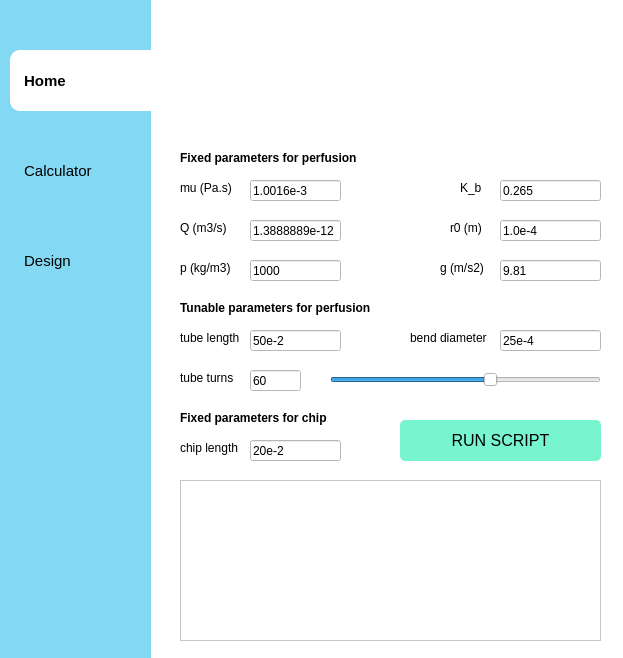
Before: the Qt Designer form appGUI.ui in JuanCamiloGS/VivoStreamGUI, drawn with Qt 5.
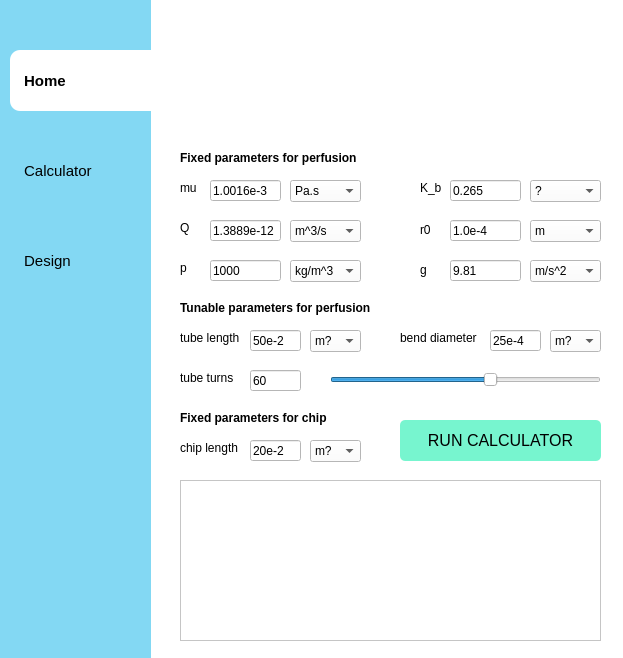
After: the same form once the commit is applied. The open tabs and pages were chosen to show the change. Icons and pictures are not drawn.

Commit message: visual changes in Calculator

```diff
--- a/appGUI.ui
+++ b/appGUI.ui
@@ -296,9 +296,9 @@
      <widget class="QLineEdit" name="lineEditR0">
       <property name="geometry">
        <rect>
-        <x>330</x>
+        <x>280</x>
         <y>80</y>
-        <width>101</width>
+        <width>71</width>
         <height>21</height>
        </rect>
       </property>
@@ -309,9 +309,9 @@
      <widget class="QLineEdit" name="lineEditKb">
       <property name="geometry">
        <rect>
-        <x>330</x>
+        <x>280</x>
         <y>40</y>
-        <width>101</width>
+        <width>71</width>
         <height>21</height>
        </rect>
       </property>
@@ -322,9 +322,9 @@
      <widget class="QLineEdit" name="lineEditG">
       <property name="geometry">
        <rect>
-        <x>330</x>
+        <x>280</x>
         <y>120</y>
-        <width>101</width>
+        <width>71</width>
         <height>21</height>
        </rect>
       </property>
@@ -350,7 +350,7 @@
        <bool>false</bool>
       </property>
       <property name="text">
-       <string>RUN SCRIPT</string>
+       <string>RUN CALCULATOR</string>
       </property>
      </widget>
      <widget class="QLabel" name="label_12">
@@ -371,7 +371,7 @@
        <rect>
         <x>80</x>
         <y>300</y>
-        <width>91</width>
+        <width>51</width>
         <height>21</height>
        </rect>
       </property>
@@ -406,7 +406,7 @@
        <rect>
         <x>10</x>
         <y>190</y>
-        <width>91</width>
+        <width>61</width>
         <height>16</height>
        </rect>
       </property>
@@ -430,9 +430,9 @@
      <widget class="QLineEdit" name="lineEditMu">
       <property name="geometry">
        <rect>
-        <x>80</x>
+        <x>40</x>
         <y>40</y>
-        <width>91</width>
+        <width>71</width>
         <height>21</height>
        </rect>
       </property>
@@ -466,27 +466,27 @@
      <widget class="QLabel" name="label_4">
       <property name="geometry">
        <rect>
-        <x>280</x>
+        <x>250</x>
         <y>80</y>
-        <width>41</width>
-        <height>16</height>
+        <width>21</width>
+        <height>20</height>
        </rect>
       </property>
       <property name="text">
-       <string>r0 (m)</string>
+       <string>r0</string>
       </property>
      </widget>
      <widget class="QLabel" name="label_7">
       <property name="geometry">
        <rect>
-        <x>270</x>
+        <x>250</x>
         <y>120</y>
-        <width>51</width>
-        <height>16</height>
+        <width>21</width>
+        <height>20</height>
        </rect>
       </property>
       <property name="text">
-       <string>g (m/s2)</string>
+       <string>g </string>
       </property>
      </widget>
      <widget class="QLabel" name="label">
@@ -510,9 +510,9 @@
      <widget class="QLineEdit" name="lineEditBD">
       <property name="geometry">
        <rect>
-        <x>330</x>
+        <x>320</x>
         <y>190</y>
-        <width>101</width>
+        <width>51</width>
         <height>21</height>
        </rect>
       </property>
@@ -523,7 +523,7 @@
      <widget class="QLabel" name="label_9">
       <property name="geometry">
        <rect>
-        <x>240</x>
+        <x>230</x>
         <y>190</y>
         <width>81</width>
         <height>16</height>
@@ -554,9 +554,9 @@
      <widget class="QLabel" name="label_5">
       <property name="geometry">
        <rect>
-        <x>290</x>
+        <x>250</x>
         <y>40</y>
-        <width>31</width>
+        <width>21</width>
         <height>16</height>
        </rect>
       </property>
@@ -567,9 +567,9 @@
      <widget class="QLineEdit" name="lineEditP">
       <property name="geometry">
        <rect>
-        <x>80</x>
+        <x>40</x>
         <y>120</y>
-        <width>91</width>
+        <width>71</width>
         <height>21</height>
        </rect>
       </property>
@@ -582,12 +582,12 @@
        <rect>
         <x>10</x>
         <y>40</y>
-        <width>61</width>
+        <width>21</width>
         <height>16</height>
        </rect>
       </property>
       <property name="text">
-       <string>mu (Pa.s)</string>
+       <string>mu</string>
       </property>
      </widget>
      <widget class="QLabel" name="label_8">
@@ -613,12 +613,12 @@
        <rect>
         <x>10</x>
         <y>120</y>
-        <width>61</width>
+        <width>21</width>
         <height>16</height>
        </rect>
       </property>
       <property name="text">
-       <string>p (kg/m3)</string>
+       <string>p</string>
       </property>
      </widget>
      <widget class="QLineEdit" name="lineEditTL">
@@ -626,7 +626,7 @@
        <rect>
         <x>80</x>
         <y>190</y>
-        <width>91</width>
+        <width>51</width>
         <height>21</height>
        </rect>
       </property>
@@ -639,27 +639,162 @@
        <rect>
         <x>10</x>
         <y>80</y>
-        <width>61</width>
+        <width>21</width>
         <height>16</height>
        </rect>
       </property>
       <property name="text">
-       <string>Q (m3/s)</string>
+       <string>Q</string>
       </property>
      </widget>
      <widget class="QLineEdit" name="lineEditQ">
       <property name="geometry">
        <rect>
-        <x>80</x>
+        <x>40</x>
         <y>80</y>
-        <width>91</width>
+        <width>71</width>
         <height>21</height>
        </rect>
       </property>
       <property name="text">
-       <string>1.3888889e-12</string>
+       <string>1.3889e-12</string>
       </property>
      </widget>
+     <widget class="QComboBox" name="comboBox2">
+      <property name="geometry">
+       <rect>
+        <x>120</x>
+        <y>40</y>
+        <width>71</width>
+        <height>22</height>
+       </rect>
+      </property>
+      <item>
+       <property name="text">
+        <string>Pa.s</string>
+       </property>
+      </item>
+     </widget>
+     <widget class="QComboBox" name="comboBox3">
+      <property name="geometry">
+       <rect>
+        <x>120</x>
+        <y>80</y>
+        <width>71</width>
+        <height>22</height>
+       </rect>
+      </property>
+      <item>
+       <property name="text">
+        <string>m^3/s</string>
+       </property>
+      </item>
+     </widget>
+     <widget class="QComboBox" name="comboBox4">
+      <property name="geometry">
+       <rect>
+        <x>120</x>
+        <y>120</y>
+        <width>71</width>
+        <height>22</height>
+       </rect>
+      </property>
+      <item>
+       <property name="text">
+        <string>kg/m^3</string>
+       </property>
+      </item>
+     </widget>
+     <widget class="QComboBox" name="comboBox5">
+      <property name="geometry">
+       <rect>
+        <x>360</x>
+        <y>80</y>
+        <width>71</width>
+        <height>22</height>
+       </rect>
+      </property>
+      <item>
+       <property name="text">
+        <string>m</string>
+       </property>
+      </item>
+     </widget>
+     <widget class="QComboBox" name="comboBox6">
+      <property name="geometry">
+       <rect>
+        <x>360</x>
+        <y>120</y>
+        <width>71</width>
+        <height>22</height>
+       </rect>
+      </property>
+      <item>
+       <property name="text">
+        <string>m/s^2</string>
+       </property>
+      </item>
+     </widget>
+     <widget class="QComboBox" name="comboBox7">
+      <property name="geometry">
+       <rect>
+        <x>380</x>
+        <y>190</y>
+        <width>51</width>
+        <height>22</height>
+       </rect>
+      </property>
+      <item>
+       <property name="text">
+        <string>m?</string>
+       </property>
+      </item>
+     </widget>
+     <widget class="QComboBox" name="comboBox8">
+      <property name="geometry">
+       <rect>
+        <x>140</x>
+        <y>190</y>
+        <width>51</width>
+        <height>22</height>
+       </rect>
+      </property>
+      <item>
+       <property name="text">
+        <string>m?</string>
+       </property>
+      </item>
+     </widget>
+     <widget class="QComboBox" name="comboBox9">
+      <property name="geometry">
+       <rect>
+        <x>140</x>
+        <y>300</y>
+        <width>51</width>
+        <height>22</height>
+       </rect>
+      </property>
+      <item>
+       <property name="text">
+        <string>m?</string>
+       </property>
+      </item>
+     </widget>
+     <widget class="QComboBox" name="comboBox10">
+      <property name="geometry">
+       <rect>
+        <x>360</x>
+        <y>40</y>
+        <width>71</width>
+        <height>22</height>
+       </rect>
+      </property>
+      <item>
+       <property name="text">
+        <string>?</string>
+       </property>
+      </item>
+     </widget>
     </widget>
     <widget class="QWidget" name="page_3">
      <widget class="QLabel" name="labelModel">
```
The commit also changes 1 other file.
